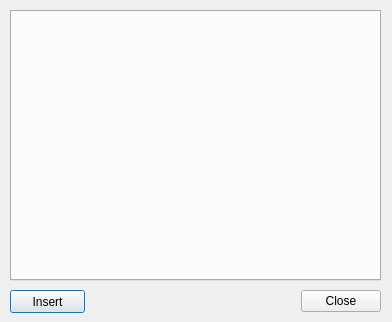
Qt form ui/emoticons.ui (simplechatclient/simplechatclient) before a commit.
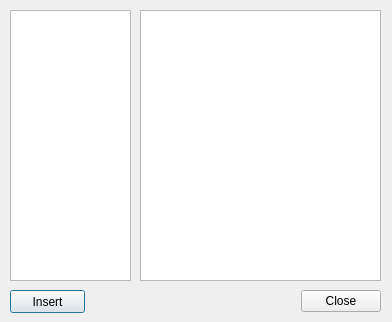
The same form after that commit. Icons and pictures are not drawn.

Commit message: New emoticons dialog

Diff of the .ui file:
```diff
--- a/ui/emoticons.ui
+++ b/ui/emoticons.ui
@@ -19,6 +19,12 @@
     <height>322</height>
    </size>
   </property>
+  <property name="maximumSize">
+   <size>
+    <width>392</width>
+    <height>322</height>
+   </size>
+  </property>
   <property name="windowTitle">
    <string>Emoticons</string>
   </property>
@@ -26,19 +32,6 @@
    <iconset resource="../scc.qrc">
     <normaloff>:/images/logo16x16.png</normaloff>:/images/logo16x16.png</iconset>
   </property>
-  <widget class="QTabWidget" name="tabWidget">
-   <property name="geometry">
-    <rect>
-     <x>10</x>
-     <y>10</y>
-     <width>371</width>
-     <height>271</height>
-    </rect>
-   </property>
-   <property name="currentIndex">
-    <number>-1</number>
-   </property>
-  </widget>
   <widget class="QPushButton" name="pushButton_insert">
    <property name="geometry">
     <rect>
@@ -65,6 +58,44 @@
     <set>QDialogButtonBox::Close</set>
    </property>
   </widget>
+  <widget class="QListWidget" name="listWidget_categories">
+   <property name="geometry">
+    <rect>
+     <x>10</x>
+     <y>10</y>
+     <width>121</width>
+     <height>271</height>
+    </rect>
+   </property>
+  </widget>
+  <widget class="QListWidget" name="listWidget_emoticons">
+   <property name="geometry">
+    <rect>
+     <x>140</x>
+     <y>10</y>
+     <width>241</width>
+     <height>271</height>
+    </rect>
+   </property>
+   <property name="editTriggers">
+    <set>QAbstractItemView::NoEditTriggers</set>
+   </property>
+   <property name="showDropIndicator" stdset="0">
+    <bool>false</bool>
+   </property>
+   <property name="selectionBehavior">
+    <enum>QAbstractItemView::SelectItems</enum>
+   </property>
+   <property name="movement">
+    <enum>QListView::Static</enum>
+   </property>
+   <property name="resizeMode">
+    <enum>QListView::Adjust</enum>
+   </property>
+   <property name="viewMode">
+    <enum>QListView::IconMode</enum>
+   </property>
+  </widget>
  </widget>
  <resources>
   <include location="../scc.qrc"/>
```
The commit also changes 6 other files.
